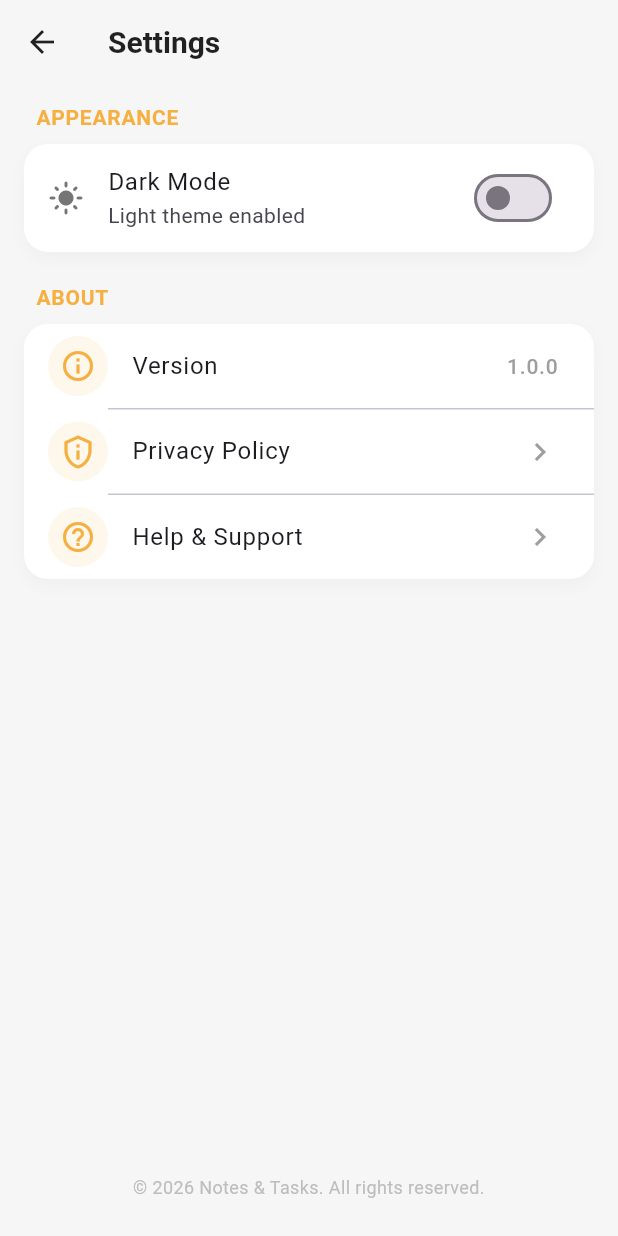
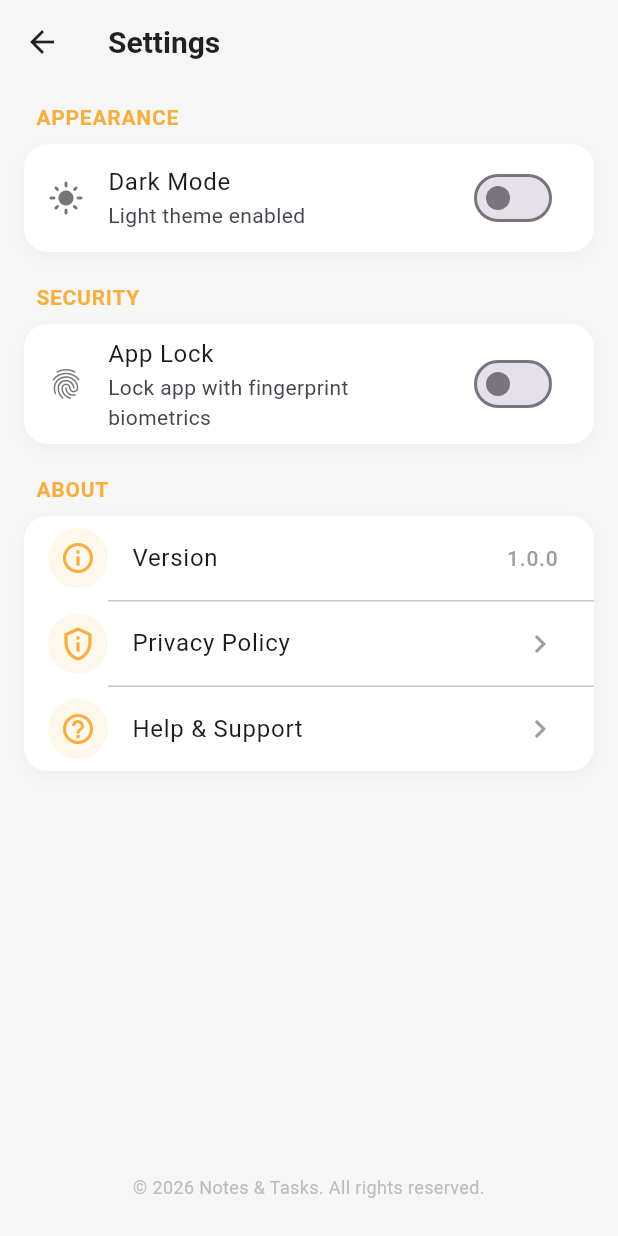
Before and after one commit to SurajChaurasia84/Notes, a Flutter app: the screen it shows after launch, after a tap on the "settings" icon, on a phone screen of 412 x 824 dp. Run offline on Flutter 3.47's test engine with Material 3 defaults, Android fonts, the phone set to English and light mode, and no system bars; our stand-ins replace local_auth, shared_preferences.

Commit message:
feat(settings): enhance settings screen functionality

```diff
--- a/lib/screens/settings_screen.dart
+++ b/lib/screens/settings_screen.dart
@@ -1,5 +1,7 @@
 import 'package:flutter/material.dart';
+import 'package:shared_preferences/shared_preferences.dart';
 import 'package:url_launcher/url_launcher.dart';
+import '../utils/auth_helper.dart';
 
 class SettingsScreen extends StatefulWidget {
   final bool isDarkMode;
@@ -16,6 +18,39 @@ class SettingsScreen extends StatefulWidget {
 }
 
 class _SettingsScreenState extends State<SettingsScreen> {
+  bool _isAppLockEnabled = false;
+
+  @override
+  void initState() {
+    super.initState();
+    _loadSettings();
+  }
+
+  Future<void> _loadSettings() async {
+    final prefs = await SharedPreferences.getInstance();
+    setState(() {
+      _isAppLockEnabled = prefs.getBool('is_app_lock_enabled') ?? false;
+    });
+  }
+
+  Future<void> _toggleAppLock(bool value) async {
+    final success = await AuthHelper.authenticate();
+    if (success) {
+      final prefs = await SharedPreferences.getInstance();
+      await prefs.setBool('is_app_lock_enabled', value);
+      setState(() {
+        _isAppLockEnabled = value;
+      });
+    } else {
+      if (mounted) {
+        ScaffoldMessenger.of(context).showSnackBar(
+          const SnackBar(
+            content: Text('Fingerprint authentication failed/cancelled'),
+          ),
+        );
+      }
+    }
+  }
   @override
   Widget build(BuildContext context) {
     final isDark = widget.isDarkMode;
@@ -57,6 +92,24 @@ class _SettingsScreenState extends State<SettingsScreen> {
                 widget.onThemeChanged(value);
                 setState(() {});
               },
+            ),
+          ], cardBg),
+
+          const SizedBox(height: 20),
+
+          // Section: Security
+          _buildSectionHeader('Security'),
+          _buildSettingsGroup([
+            SwitchListTile(
+              title: const Text('App Lock'),
+              subtitle: const Text('Lock app with fingerprint biometrics'),
+              secondary: Icon(
+                Icons.fingerprint,
+                color: _isAppLockEnabled ? const Color(0xFFF5B041) : Colors.grey[600],
+              ),
+              value: _isAppLockEnabled,
+              activeThumbColor: const Color(0xFFF5B041),
+              onChanged: _toggleAppLock,
             ),
           ], cardBg),
 
```
